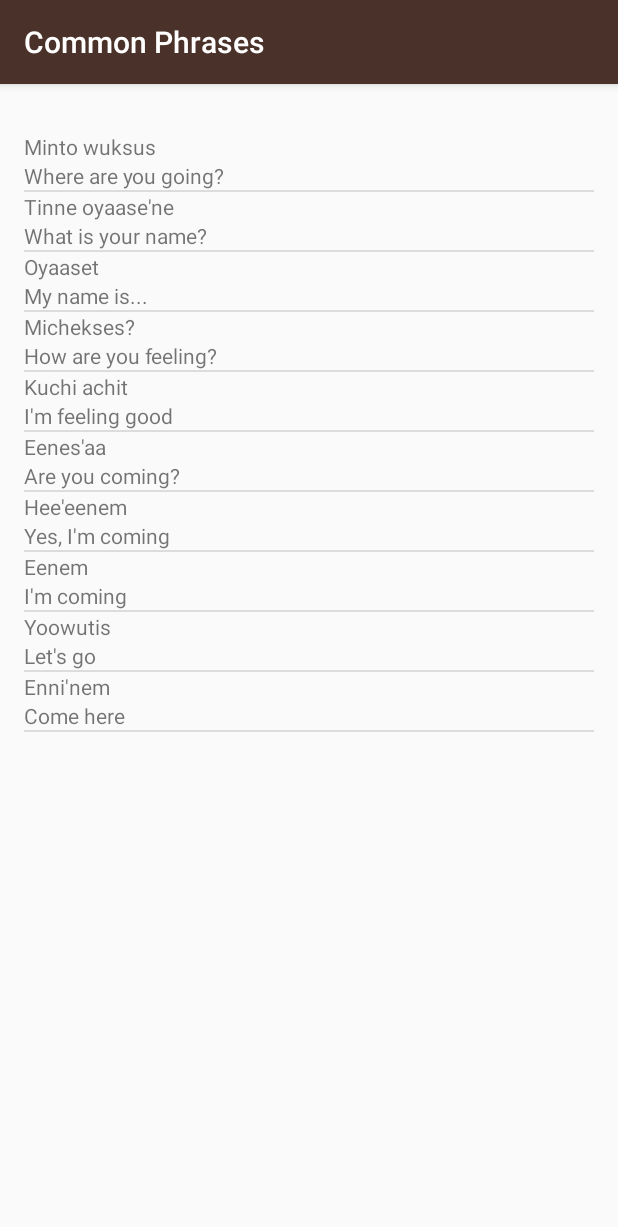
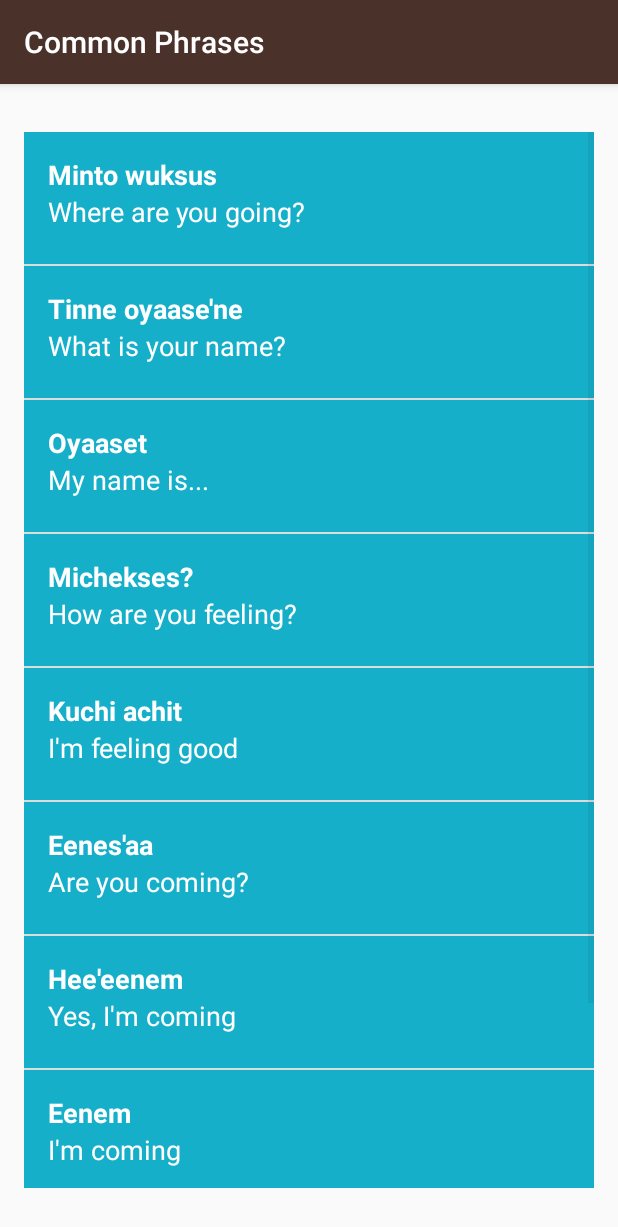
Before and after one commit to GENitzberg/MiwokTranslationApp, an Android app: the PhrasesActivity screen opened directly, with no data from a screen before it, on a phone screen of 412 x 824 dp. Shown: the top 1227 px of the screen. Run offline under Robolectric (Android 15) with nearby library versions, the phone set to English and light mode, and no system bars.

Commit message:
Added final visual polish to the application to include background colors according to the category selection as well as padding and updating/bolding the Miwok word for a cleaner UI.

```diff
--- a/app/src/main/java/com/example/android/miwok/ColorsActivity.java
+++ b/app/src/main/java/com/example/android/miwok/ColorsActivity.java
@@ -23,7 +23,7 @@ public class ColorsActivity extends AppCompatActivity {
         colorsArray.add(new Word("Dusty yellow", "Topiise", R.drawable.color_dusty_yellow));
         colorsArray.add(new Word("Mustard yellow", "Chiwiite", R.drawable.color_mustard_yellow));
 
-        WordAdapter adapter = new WordAdapter(this, colorsArray);
+        WordAdapter adapter = new WordAdapter(this, colorsArray, R.color.category_colors);
         ListView listView = (ListView) findViewById(R.id.list);
         listView.setAdapter(adapter);
     }
--- a/app/src/main/java/com/example/android/miwok/FamilyActivity.java
+++ b/app/src/main/java/com/example/android/miwok/FamilyActivity.java
@@ -25,7 +25,7 @@ public class FamilyActivity extends AppCompatActivity {
         familyArray.add(new Word("Grandmother", "Ama", R.drawable.family_grandmother));
         familyArray.add(new Word("Grandfather", "Paapa", R.drawable.family_grandfather));
 
-        WordAdapter adapter = new WordAdapter(this, familyArray);
+        WordAdapter adapter = new WordAdapter(this, familyArray, R.color.category_family);
         ListView listView = (ListView) findViewById(R.id.list);
         listView.setAdapter(adapter);
     }
--- a/app/src/main/java/com/example/android/miwok/NumbersActivity.java
+++ b/app/src/main/java/com/example/android/miwok/NumbersActivity.java
@@ -33,7 +33,7 @@ public class NumbersActivity extends AppCompatActivity {
 //            rootView.addView(wordView);
 //        }
 
-        WordAdapter adapter = new WordAdapter(this, numbersArray);
+        WordAdapter adapter = new WordAdapter(this, numbersArray, R.color.category_numbers);
         ListView listView = (ListView) findViewById(R.id.list);
         listView.setAdapter(adapter);
     }
--- a/app/src/main/java/com/example/android/miwok/PhrasesActivity.java
+++ b/app/src/main/java/com/example/android/miwok/PhrasesActivity.java
@@ -25,7 +25,7 @@ public class PhrasesActivity extends AppCompatActivity {
         phrasesArray.add(new Word("Let's go", "Yoowutis"));
         phrasesArray.add(new Word("Come here", "Enni'nem"));
 
-        WordAdapter adapter = new WordAdapter(this, phrasesArray);
+        WordAdapter adapter = new WordAdapter(this, phrasesArray, R.color.category_phrases);
         ListView listView = (ListView) findViewById(R.id.list);
         listView.setAdapter(adapter);
     }
--- a/app/src/main/java/com/example/android/miwok/WordAdapter.java
+++ b/app/src/main/java/com/example/android/miwok/WordAdapter.java
@@ -2,9 +2,11 @@ package com.example.android.miwok;
 
 import android.app.Activity;
 import android.content.Context;
+import android.graphics.Color;
 import android.media.Image;
 import android.support.annotation.NonNull;
 import android.support.annotation.Nullable;
+import android.support.v4.content.ContextCompat;
 import android.view.LayoutInflater;
 import android.view.View;
 import android.view.ViewGroup;
@@ -18,9 +20,11 @@ import java.util.ArrayList;
 
 public class WordAdapter extends ArrayAdapter<Word> {
 
+    int mBackgroundColor;
     private static final String LOG_TAG = WordAdapter.class.getSimpleName();
-    public WordAdapter(Activity context, ArrayList<Word> words) {
+    public WordAdapter(Activity context, ArrayList<Word> words, int backgroundColor) {
         super(context, 0, words);
+        mBackgroundColor = backgroundColor;
     }
 
     @NonNull
@@ -51,6 +55,10 @@ public class WordAdapter extends ArrayAdapter<Word> {
         }
         else
             miwokImageView.setVisibility(View.GONE);
+        //Set the background color according to category
+        View textContainer = listItemView.findViewById(R.id.textLayout);
+        int color = ContextCompat.getColor(getContext(), mBackgroundColor);
+        textContainer.setBackgroundColor(color);
         //Return the whole list item layout
         return listItemView;
     }
--- a/app/src/main/res/layout/list_item.xml
+++ b/app/src/main/res/layout/list_item.xml
@@ -5,30 +5,39 @@
     android:orientation="horizontal"
     android:layout_width="match_parent"
     android:layout_height="match_parent"
-    android:layout_margin="16dp">
+    android:layout_margin="16dp"
+    android:minHeight="@dimen/list_item_height"
+    android:background="@color/tan_background">
 
     <ImageView
-        android:layout_width="wrap_content"
-        android:layout_height="wrap_content"
-        android:id="@+id/miwok_image_view"
-        android:src="@mipmap/ic_launcher"
-        android:paddingRight="16dp"/>
+        android:layout_width="@dimen/list_item_height"
+        android:layout_height="@dimen/list_item_height"
+        android:id="@+id/miwok_image_view"/>
     <LinearLayout
-        android:layout_width="wrap_content"
-        android:layout_height="wrap_content"
+        android:layout_width="match_parent"
+        android:layout_height="match_parent"
+        android:id="@+id/textLayout"
         android:orientation="vertical">
 
         <TextView
             android:layout_width="match_parent"
             android:layout_height="wrap_content"
             android:id="@+id/miwok_text_view"
-            tools:text="lutti"/>
+            tools:text="lutti"
+            android:textColor="#FFFFFF"
+            android:textStyle="bold"
+            android:textSize="18sp"
+            android:paddingTop="16dp"
+            android:paddingLeft="16dp"/>
 
         <TextView
             android:layout_width="match_parent"
             android:layout_height="wrap_content"
             android:id="@+id/default_text_view"
-            tools:text="One"/>
+            tools:text="One"
+            android:textColor="#FFFFFF"
+            android:textSize="18sp"
+            android:paddingLeft="16dp"/>
 
     </LinearLayout>
 </LinearLayout>
```
